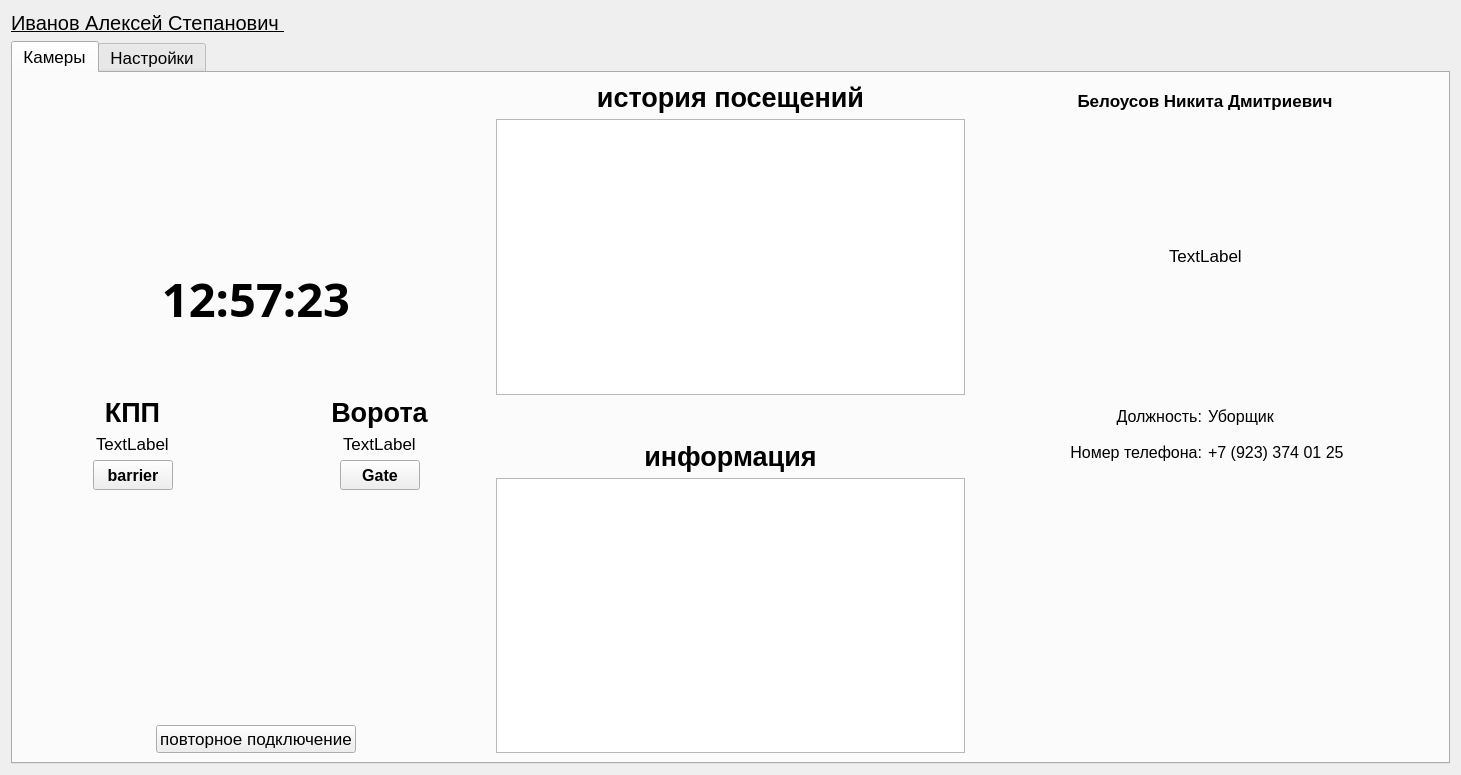
Above: clientGuard/mainWindow.ui from Nisitka/warehouse-security before the change. Below: the same form after it.
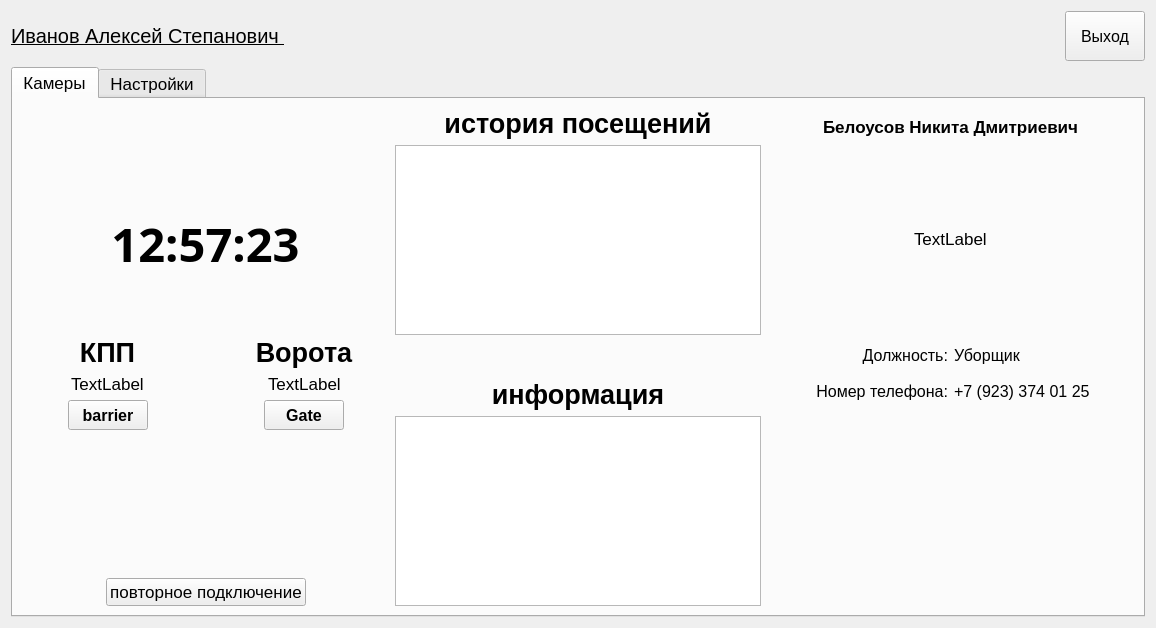
That is the form after the change.

```diff
--- a/clientGuard/mainWindow.ui
+++ b/clientGuard/mainWindow.ui
@@ -6,8 +6,8 @@
    <rect>
     <x>0</x>
     <y>0</y>
-    <width>1461</width>
-    <height>775</height>
+    <width>1156</width>
+    <height>628</height>
    </rect>
   </property>
   <property name="windowTitle">
@@ -15,6 +15,8 @@
   </property>
   <layout class="QVBoxLayout" name="verticalLayout_8">
    <item>
+    <layout class="QHBoxLayout" name="horizontalLayout_15">
+     <item>
     <widget class="QLabel" name="nameGuardLabel">
      <property name="font">
       <font>
@@ -28,6 +30,39 @@
       <string>Иванов Алексей Степанович </string>
      </property>
     </widget>
+     </item>
+     <item>
+      <spacer name="horizontalSpacer_20">
+       <property name="orientation">
+        <enum>Qt::Horizontal</enum>
+       </property>
+       <property name="sizeHint" stdset="0">
+        <size>
+         <width>40</width>
+         <height>20</height>
+        </size>
+       </property>
+      </spacer>
+     </item>
+     <item>
+      <widget class="QPushButton" name="exitButton">
+       <property name="minimumSize">
+        <size>
+         <width>60</width>
+         <height>50</height>
+        </size>
+       </property>
+       <property name="font">
+        <font>
+         <pointsize>12</pointsize>
+        </font>
+       </property>
+       <property name="text">
+        <string>Выход</string>
+       </property>
+      </widget>
+     </item>
+    </layout>
    </item>
    <item>
     <widget class="QTabWidget" name="tabWidget">
```
Lines whose indentation alone changed are shown as unchanged.
